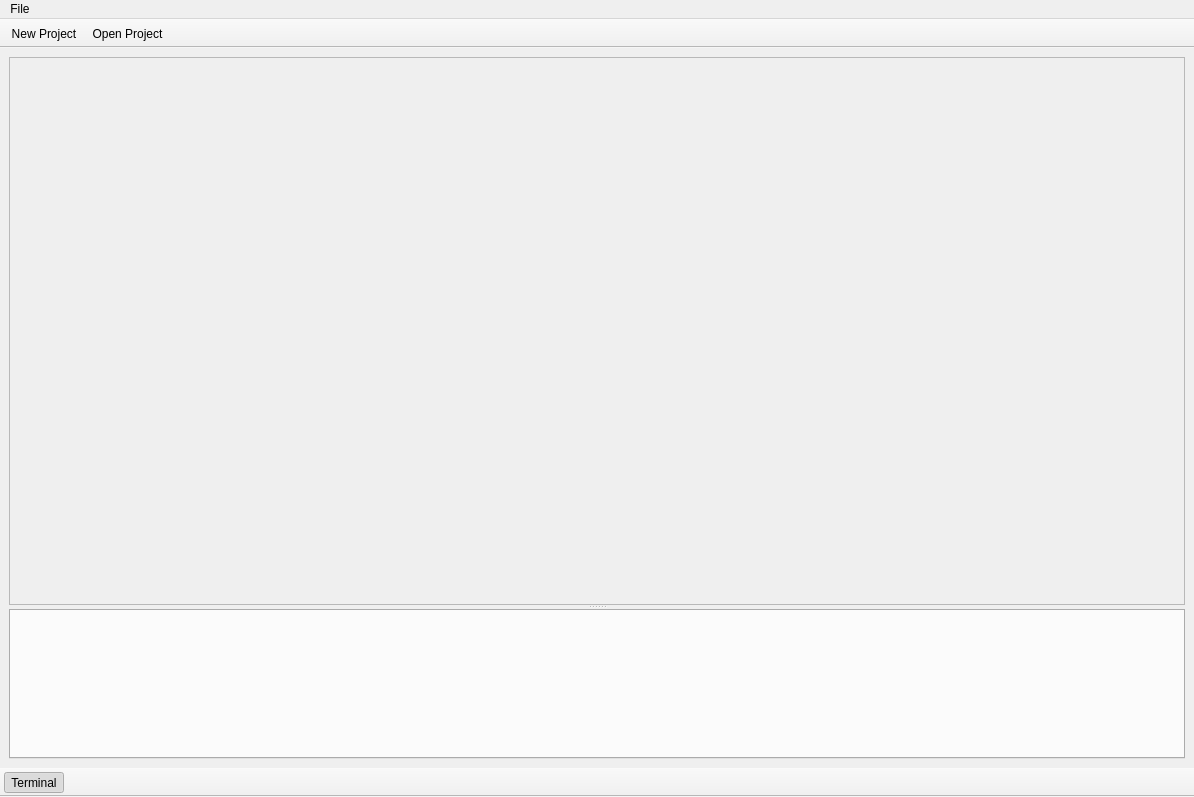
Before: the Qt Designer form mainform.ui in mutexbunnie/master, drawn with Qt 5.
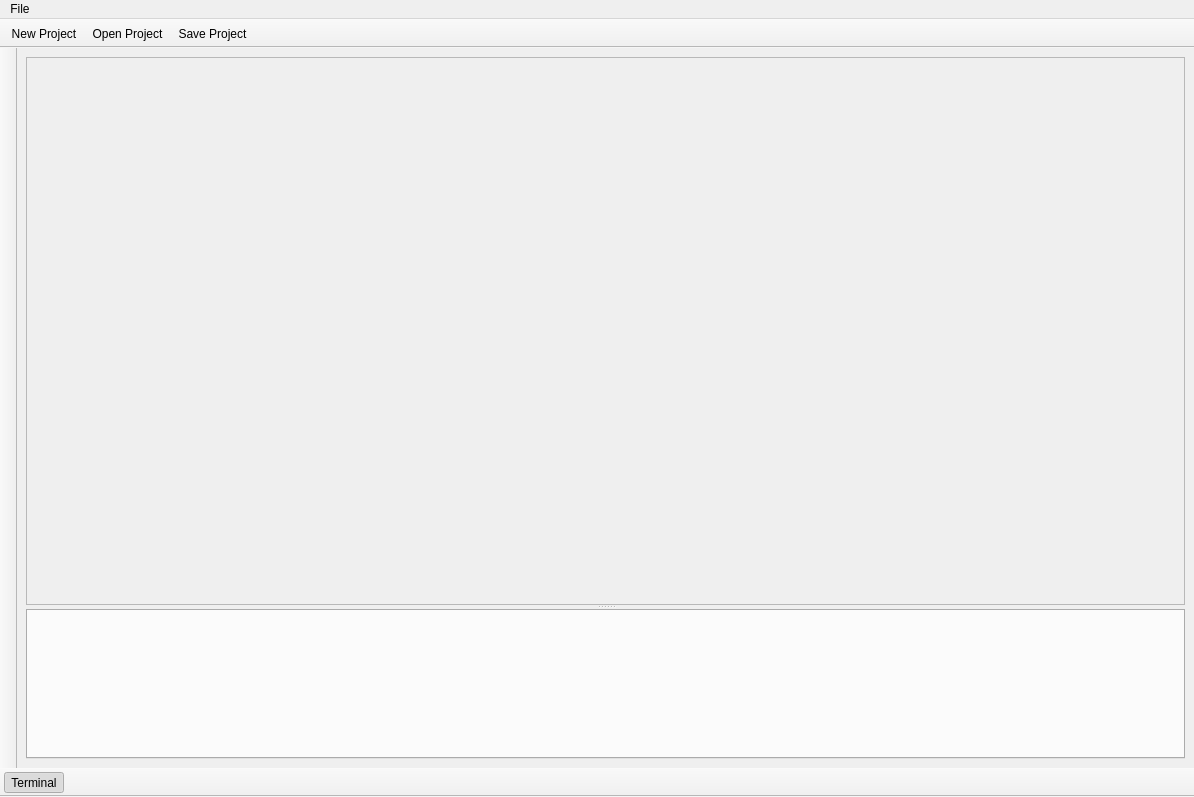
After: the same form once the commit is applied. Icons and pictures are not drawn.

What changed in the file:
```diff
--- a/mainform.ui
+++ b/mainform.ui
@@ -86,8 +86,8 @@
             <rect>
              <x>0</x>
              <y>0</y>
-             <width>1172</width>
-             <height>547</height>
+             <width>1166</width>
+             <height>546</height>
             </rect>
            </property>
            <property name="documentMode">
@@ -166,6 +166,7 @@
    </attribute>
    <addaction name="actionNew_Project"/>
    <addaction name="actionOpen_Project"/>
+   <addaction name="actionSave"/>
   </widget>
   <widget class="QToolBar" name="toolBar_3">
    <property name="windowTitle">
@@ -197,6 +198,29 @@
    </attribute>
    <addaction name="actionTerminal"/>
   </widget>
+  <widget class="QToolBar" name="toolBar_2">
+   <property name="windowTitle">
+    <string>toolBar_2</string>
+   </property>
+   <property name="movable">
+    <bool>false</bool>
+   </property>
+   <property name="allowedAreas">
+    <set>Qt::LeftToolBarArea</set>
+   </property>
+   <property name="toolButtonStyle">
+    <enum>Qt::ToolButtonTextUnderIcon</enum>
+   </property>
+   <property name="floatable">
+    <bool>false</bool>
+   </property>
+   <attribute name="toolBarArea">
+    <enum>LeftToolBarArea</enum>
+   </attribute>
+   <attribute name="toolBarBreak">
+    <bool>false</bool>
+   </attribute>
+  </widget>
   <action name="actionNew_Project">
    <property name="icon">
     <iconset resource="icons.qrc">
@@ -235,6 +259,15 @@
     <string>Terminal</string>
    </property>
   </action>
+  <action name="actionSave">
+   <property name="icon">
+    <iconset resource="icons.qrc">
+     <normaloff>:/icons/document-save-as-4.png</normaloff>:/icons/document-save-as-4.png</iconset>
+   </property>
+   <property name="text">
+    <string>Save Project</string>
+   </property>
+  </action>
  </widget>
  <resources>
   <include location="icons.qrc"/>
```
Left out of the diff: 2 changed lines with no effect on the pictures.
